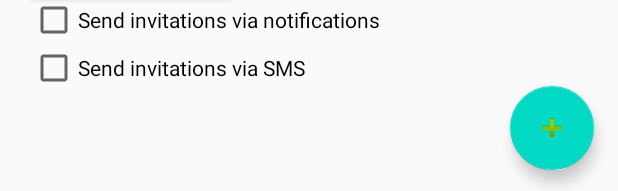
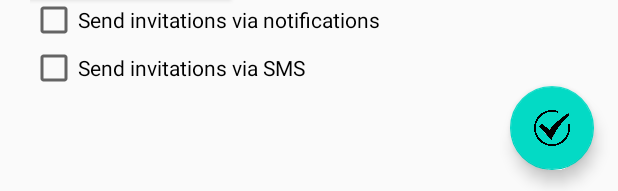
Before and after one commit to abetco/Prattle, an Android app: the layout activity_plan_hangout.xml on its own in the app's theme, with its tools: preview values and no code run, on a phone screen of 412 x 824 dp. Shown: the part 1042-1233 px from the top of the screen. Run offline under Robolectric (Android 15) with nearby library versions, the phone set to English and light mode, and no system bars.

Commit message:
Minor aesthetic changes to PlanHangout

```diff
--- a/app/src/main/res/layout/activity_plan_hangout.xml
+++ b/app/src/main/res/layout/activity_plan_hangout.xml
@@ -31,8 +31,9 @@
         android:layout_height="wrap_content"
         android:layout_gravity="bottom|end"
         android:layout_margin="@dimen/fab_margin"
+        android:background="#FFFFFF"
         app:backgroundTint="@color/teal_200"
-        app:srcCompat="@android:drawable/ic_input_add" />
+        app:srcCompat="@drawable/check_icon_1" />
 
     <ScrollView
         android:layout_width="match_parent"
```
Also changed, not shown: app/src/main/res/drawable/check_icon_1.png (added).
